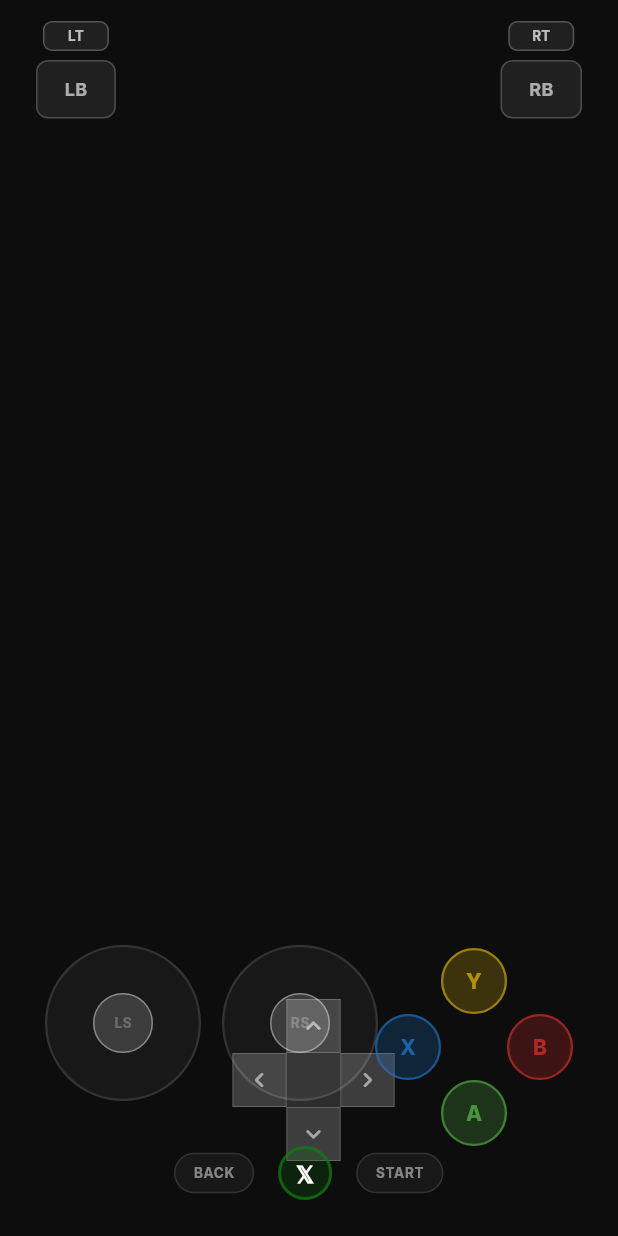
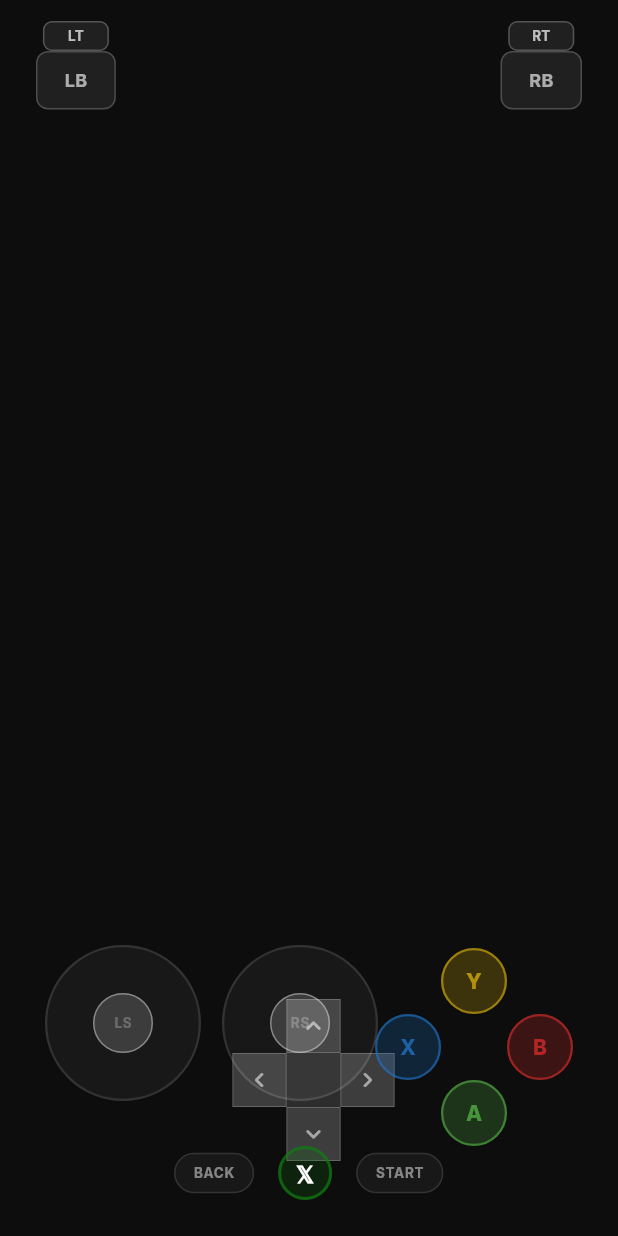
Before and after one commit to ViaXTrace/Xbox360RecompAndroid, a Flutter app: the TouchControlsOverlay widget shown alone on an empty page, opened directly, on a phone screen of 412 x 824 dp. Run offline on Flutter 3.47's test engine with Material 3 defaults, Android fonts, the light colour scheme and no system bars; our stand-ins replace device_info_plus, file_picker, flutter_riverpod, freezed_annotation, go_router, google_fonts and 4 more; missing offline and left inert: dart:ffi; accounts and stored records are empty; generated files the repository leaves out were written again.

Commit message:
fix: compiler errors in touch_controls_overlay.dart

```diff
--- a/lib/features/emulation/widgets/touch_controls_overlay.dart
+++ b/lib/features/emulation/widgets/touch_controls_overlay.dart
@@ -44,7 +44,7 @@ class _TouchControlsOverlayState extends State<TouchControlsOverlay> {
         // ─ Left shoulder / trigger ───────────────────
         Positioned(
           left: 24, top: 14,
-          child: Column(spacing: 6, children: [
+          child: Column(children: [
             _TriggerButton(
               label: 'LT',
               value: _ltValue,
@@ -59,7 +59,7 @@ class _TouchControlsOverlayState extends State<TouchControlsOverlay> {
         // ─ Right shoulder / trigger ──────────────────
         Positioned(
           right: 24, top: 14,
-          child: Column(spacing: 6, children: [
+          child: Column(children: [
             _TriggerButton(
               label: 'RT',
               value: _rtValue,
```
